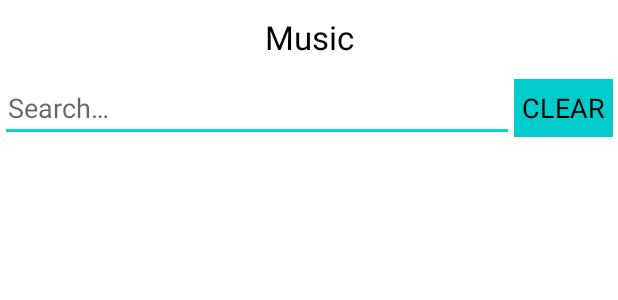
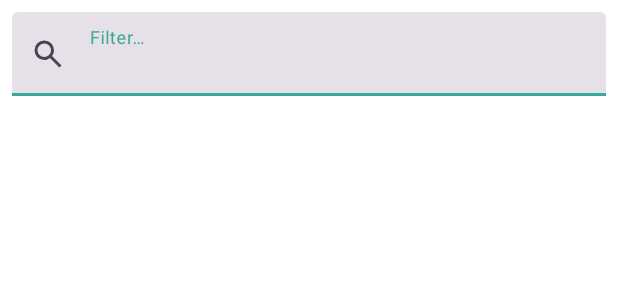
Before and after one commit to Corryn/OctaveMusicApp, an Android app: the layout fragment_music.xml on its own in the app's theme, with its tools: preview values and no code run, on a phone screen of 412 x 824 dp. Shown: the top 300 px of the screen. Run offline under Robolectric (Android 15) with nearby library versions, the phone set to English and light mode, and no system bars.

Commit message:
Convert search bar to a TextInputLayout

```diff
--- a/app/src/main/java/com/corryn/octave/ui/MusicFragment.kt
+++ b/app/src/main/java/com/corryn/octave/ui/MusicFragment.kt
@@ -1,18 +1,13 @@
 package com.corryn.octave.ui
 
-import android.content.Context
 import android.graphics.Bitmap
 import android.os.Bundle
-import android.text.Editable
-import android.text.TextWatcher
-import android.view.KeyEvent
 import android.view.LayoutInflater
 import android.view.View
 import android.view.ViewGroup
-import android.view.inputmethod.EditorInfo
-import android.view.inputmethod.InputMethodManager
-import android.widget.TextView
 import androidx.core.content.ContextCompat
+import androidx.core.view.isNotEmpty
+import androidx.core.widget.doAfterTextChanged
 import androidx.fragment.app.activityViewModels
 import androidx.lifecycle.Lifecycle
 import androidx.lifecycle.lifecycleScope
@@ -29,7 +24,7 @@ import kotlinx.coroutines.flow.collectLatest
 import kotlinx.coroutines.launch
 
 // TODO Album level view below artist (+ "all songs" meta-album)
-class MusicFragment : BaseFragment<FragmentMusicBinding>(), TextView.OnEditorActionListener {
+class MusicFragment : BaseFragment<FragmentMusicBinding>() {
 
     override val viewBindingInflater: (LayoutInflater, ViewGroup?, Boolean) -> FragmentMusicBinding
         get() = FragmentMusicBinding::inflate
@@ -39,6 +34,7 @@ class MusicFragment : BaseFragment<FragmentMusicBinding>(), TextView.OnEditorAct
     private val musicAdapter = MusicUiDtoAdapter(::onMusicItemClicked)
 
     private var viewingSongs = false
+    private fun isSearching() = binding.searchBar.isNotEmpty()
 
     override fun onViewCreated(view: View, savedInstanceState: Bundle?) {
         super.onViewCreated(view, savedInstanceState)
@@ -121,31 +117,15 @@ class MusicFragment : BaseFragment<FragmentMusicBinding>(), TextView.OnEditorAct
         }
 
         searchBar.apply {
-            setOnEditorActionListener(this@MusicFragment)
-            addTextChangedListener(object : TextWatcher {
-                override fun beforeTextChanged(s: CharSequence, start: Int, count: Int, after: Int) {}
-
-                override fun onTextChanged(s: CharSequence, start: Int, before: Int, count: Int) {
-                    val searchString = s.toString().trim { it <= ' ' }
-                    vM.filterUi(searchString)
-                    vM.isSearching = searchString != ""
-                }
-
-                override fun afterTextChanged(s: Editable) {}
-            })
-        }
-
-        clearSearch.setOnClickListener { v ->
-            if (searchBar.text.toString() != "") {
-                vM.isSearching = false
-                searchBar.text?.clear()
+            editText?.doAfterTextChanged { text ->
+                val searchString = text.toString().trim { it <= ' ' }
+                vM.filterUi(searchString)
             }
         }
     }
 
     private fun returnToArtistList() = with(binding) {
-        searchBar.text?.clear()
-        vM.isSearching = false
+        searchBar.editText?.text?.clear()
 
         vM.showArtists()
         setAlbumArt(null)
@@ -153,7 +133,7 @@ class MusicFragment : BaseFragment<FragmentMusicBinding>(), TextView.OnEditorAct
     }
 
     private fun onArtistClicked(artistId: Long) {
-        binding.searchBar.text.clear()
+        binding.searchBar.editText?.text?.clear()
 
         vM.selectArtist(artistId)
 
@@ -164,10 +144,10 @@ class MusicFragment : BaseFragment<FragmentMusicBinding>(), TextView.OnEditorAct
         vM.selectSongById(songId)
     }
 
-    // TODO These behaviors should be internalized to the viewmodel
+    // TODO Some of these behaviors should be internalized to the viewmodel
     private fun onSongPlayClicked(songId: Long) {
         when {
-            vM.isSearching -> {
+            isSearching() -> {
                 vM.setSong(context, songId)
             }
 
@@ -191,27 +171,4 @@ class MusicFragment : BaseFragment<FragmentMusicBinding>(), TextView.OnEditorAct
         binding.playerMenuArt?.setImageBitmap(bitmap)
     }
 
-    override fun onEditorAction(v: TextView, actionId: Int, event: KeyEvent): Boolean {
-        if (event.keyCode == KeyEvent.KEYCODE_ENTER) {
-            val imm = activity?.getSystemService(Context.INPUT_METHOD_SERVICE) as? InputMethodManager
-
-            // NOTE: In the author's example, he uses an identifier
-            // called searchBar. If setting this code on your EditText
-            // then use v.getWindowToken() as a reference to your
-            // EditText is passed into this callback as a TextView
-            imm?.hideSoftInputFromWindow(v.applicationWindowToken, InputMethodManager.HIDE_NOT_ALWAYS)
-            // Must return true here to consume event
-            return true
-        }
-
-        if (actionId == EditorInfo.IME_ACTION_NEXT || event.keyCode == KeyEvent.KEYCODE_ENTER) {
-            return false
-        } else {
-            val searchString = v.text.toString().trim { it <= ' ' }
-            vM.filterUi(searchString)
-        }
-
-        return true
-    }
-
 }
--- a/app/src/main/java/com/corryn/octave/viewmodel/PlayerViewModel.kt
+++ b/app/src/main/java/com/corryn/octave/viewmodel/PlayerViewModel.kt
@@ -10,8 +10,8 @@ import androidx.lifecycle.ViewModel
 import androidx.lifecycle.viewModelScope
 import com.corryn.octave.R
 import com.corryn.octave.model.data.Artist
+import com.corryn.octave.model.data.Song
 import com.corryn.octave.model.dto.MusicUiDto
-import com.corryn.octave.model.data.Song
 import com.corryn.octave.model.toDto
 import com.corryn.octave.repository.MusicRepository
 import com.corryn.octave.ui.factory.AlbumBitmapFactory
@@ -49,9 +49,6 @@ class PlayerViewModel : ViewModel() {
 
     private var repeat = false
     private var shuffle = false
-
-    // TODO Evaluate need for this boolean
-    var isSearching = false
 
     // region Flows
 
--- /dev/null
+++ b/app/src/main/res/drawable/cancel.xml
@@ -0,0 +1,9 @@
+<vector xmlns:android="http://schemas.android.com/apk/res/android"
+    android:width="24dp"
+    android:height="24dp"
+    android:viewportWidth="960"
+    android:viewportHeight="960">
+  <path
+      android:fillColor="#FF000000"
+      android:pathData="m336,680 l144,-144 144,144 56,-56 -144,-144 144,-144 -56,-56 -144,144 -144,-144 -56,56 144,144 -144,144 56,56ZM480,880q-83,0 -156,-31.5T197,763q-54,-54 -85.5,-127T80,480q0,-83 31.5,-156T197,197q54,-54 127,-85.5T480,80q83,0 156,31.5T763,197q54,54 85.5,127T880,480q0,83 -31.5,156T763,763q-54,54 -127,85.5T480,880ZM480,800q134,0 227,-93t93,-227q0,-134 -93,-227t-227,-93q-134,0 -227,93t-93,227q0,134 93,227t227,93ZM480,480Z"/>
+</vector>
--- /dev/null
+++ b/app/src/main/res/drawable/search.xml
@@ -0,0 +1,9 @@
+<vector xmlns:android="http://schemas.android.com/apk/res/android"
+    android:width="24dp"
+    android:height="24dp"
+    android:viewportWidth="960"
+    android:viewportHeight="960">
+  <path
+      android:fillColor="#FF000000"
+      android:pathData="M784,840 L532,588q-30,24 -69,38t-83,14q-109,0 -184.5,-75.5T120,380q0,-109 75.5,-184.5T380,120q109,0 184.5,75.5T640,380q0,44 -14,83t-38,69l252,252 -56,56ZM380,560q75,0 127.5,-52.5T560,380q0,-75 -52.5,-127.5T380,200q-75,0 -127.5,52.5T200,380q0,75 52.5,127.5T380,560Z"/>
+</vector>
--- a/app/src/main/res/layout-land/fragment_music.xml
+++ b/app/src/main/res/layout-land/fragment_music.xml
@@ -5,45 +5,28 @@
     android:layout_height="match_parent"
     android:background="@color/white">
 
-    <TextView
-        android:id="@+id/music_menu_title"
+    <com.google.android.material.textfield.TextInputLayout
+        android:id="@+id/searchBar"
+        style="@style/Widget.Material3.TextInputLayout.FilledBox"
         android:layout_width="match_parent"
         android:layout_height="wrap_content"
-        android:gravity="center"
-        android:padding="10dp"
-        android:text="@string/music_menu_title"
-        android:textAppearance="?android:attr/textAppearanceLarge"
-        android:textColor="@color/black"
-        app:layout_constraintTop_toTopOf="parent" />
-
-    <EditText
-        android:id="@+id/searchBar"
-        android:layout_width="0dp"
-        android:layout_height="wrap_content"
+        android:layout_margin="8dp"
         android:hint="@string/music_menu_search_hint"
         android:importantForAutofill="no"
-        android:inputType="text"
-        android:paddingLeft="5dp"
-        android:paddingRight="5dp"
-        app:layout_constraintEnd_toStartOf="@id/clearSearch"
+        app:endIconDrawable="@drawable/cancel"
+        app:endIconMode="clear_text"
+        app:layout_constraintEnd_toEndOf="parent"
         app:layout_constraintStart_toStartOf="parent"
-        app:layout_constraintTop_toBottomOf="@id/music_menu_title" />
+        app:layout_constraintTop_toTopOf="parent"
+        app:startIconDrawable="@drawable/search">
 
-    <TextView
-        android:id="@+id/clearSearch"
-        android:layout_width="wrap_content"
-        android:layout_height="0dp"
-        android:layout_margin="3dp"
-        android:background="@color/octaveOffGreen"
-        android:gravity="center"
-        android:padding="5dp"
-        android:text="@string/music_menu_clear"
-        android:textAllCaps="true"
-        android:textAppearance="?android:attr/textAppearanceMedium"
-        android:textColor="@color/black"
-        app:layout_constraintBottom_toBottomOf="@id/searchBar"
-        app:layout_constraintEnd_toEndOf="parent"
-        app:layout_constraintTop_toTopOf="@id/searchBar" />
+        <com.google.android.material.textfield.TextInputEditText
+            android:layout_width="match_parent"
+            android:layout_height="wrap_content"
+            android:imeOptions="actionDone"
+            android:inputType="text" />
+
+    </com.google.android.material.textfield.TextInputLayout>
 
     <androidx.recyclerview.widget.RecyclerView
         android:id="@+id/playerMenuList"
--- a/app/src/main/res/layout/fragment_music.xml
+++ b/app/src/main/res/layout/fragment_music.xml
@@ -5,45 +5,28 @@
     android:layout_height="match_parent"
     android:background="@color/white">
 
-    <TextView
-        android:id="@+id/music_menu_title"
+    <com.google.android.material.textfield.TextInputLayout
+        android:id="@+id/searchBar"
+        style="@style/Widget.Material3.TextInputLayout.FilledBox"
         android:layout_width="match_parent"
         android:layout_height="wrap_content"
-        android:gravity="center"
-        android:padding="10dp"
-        android:text="@string/music_menu_title"
-        android:textAppearance="?android:attr/textAppearanceLarge"
-        android:textColor="@color/black"
-        app:layout_constraintTop_toTopOf="parent" />
-
-    <EditText
-        android:id="@+id/searchBar"
-        android:layout_width="0dp"
-        android:layout_height="wrap_content"
+        android:layout_margin="8dp"
         android:hint="@string/music_menu_search_hint"
         android:importantForAutofill="no"
-        android:inputType="text"
-        android:paddingLeft="5dp"
-        android:paddingRight="5dp"
-        app:layout_constraintEnd_toStartOf="@id/clearSearch"
+        app:endIconDrawable="@drawable/cancel"
+        app:endIconMode="clear_text"
+        app:layout_constraintEnd_toEndOf="parent"
         app:layout_constraintStart_toStartOf="parent"
-        app:layout_constraintTop_toBottomOf="@id/music_menu_title" />
+        app:layout_constraintTop_toTopOf="parent"
+        app:startIconDrawable="@drawable/search">
 
-    <TextView
-        android:id="@+id/clearSearch"
-        android:layout_width="wrap_content"
-        android:layout_height="0dp"
-        android:layout_margin="3dp"
-        android:background="@color/octaveOffGreen"
-        android:gravity="center"
-        android:padding="5dp"
-        android:text="@string/music_menu_clear"
-        android:textAllCaps="true"
-        android:textAppearance="?android:attr/textAppearanceMedium"
-        android:textColor="@color/black"
-        app:layout_constraintBottom_toBottomOf="@id/searchBar"
-        app:layout_constraintEnd_toEndOf="parent"
-        app:layout_constraintTop_toTopOf="@id/searchBar" />
+        <com.google.android.material.textfield.TextInputEditText
+            android:layout_width="match_parent"
+            android:layout_height="wrap_content"
+            android:imeOptions="actionDone"
+            android:inputType="text" />
+
+    </com.google.android.material.textfield.TextInputLayout>
 
     <androidx.recyclerview.widget.RecyclerView
         android:id="@+id/playerMenuList"
--- a/app/src/main/res/values-night/themes.xml
+++ b/app/src/main/res/values-night/themes.xml
@@ -1,6 +1,6 @@
 <resources xmlns:tools="http://schemas.android.com/tools">
     <!-- TODO Base night mode application theme. -->
-    <style name="Theme.Octave" parent="Theme.MaterialComponents.DayNight.NoActionBar">
+    <style name="Theme.Octave" parent="Theme.Material3.DayNight.NoActionBar">
         <!-- Primary brand color. -->
         <item name="colorPrimary">@color/purple_200</item>
         <item name="colorPrimaryVariant">@color/purple_700</item>
--- a/app/src/main/res/values/strings.xml
+++ b/app/src/main/res/values/strings.xml
@@ -23,7 +23,6 @@
     <string name="added_to_queue">%s added to queue!</string>
     <string name="next_prev_queue_message">Disabled during queue playback.</string>
 
-    <string name="music_menu_title">Music</string>
-    <string name="music_menu_search_hint">Search…</string>
+    <string name="music_menu_search_hint">Filter…</string>
     <string name="music_menu_clear">Clear</string>
 </resources>
--- a/app/src/main/res/values/themes.xml
+++ b/app/src/main/res/values/themes.xml
@@ -11,7 +11,7 @@
     </style>
 
     <!-- Base application theme. -->
-    <style name="Theme.Octave" parent="Theme.MaterialComponents.DayNight.NoActionBar">
+    <style name="Theme.Octave" parent="Theme.Material3.DayNight.NoActionBar">
         <!-- Primary brand color. -->
         <item name="colorPrimary">@color/octaveLogoGreen</item>
         <item name="colorPrimaryDark">@color/octaveGreen</item>
```
